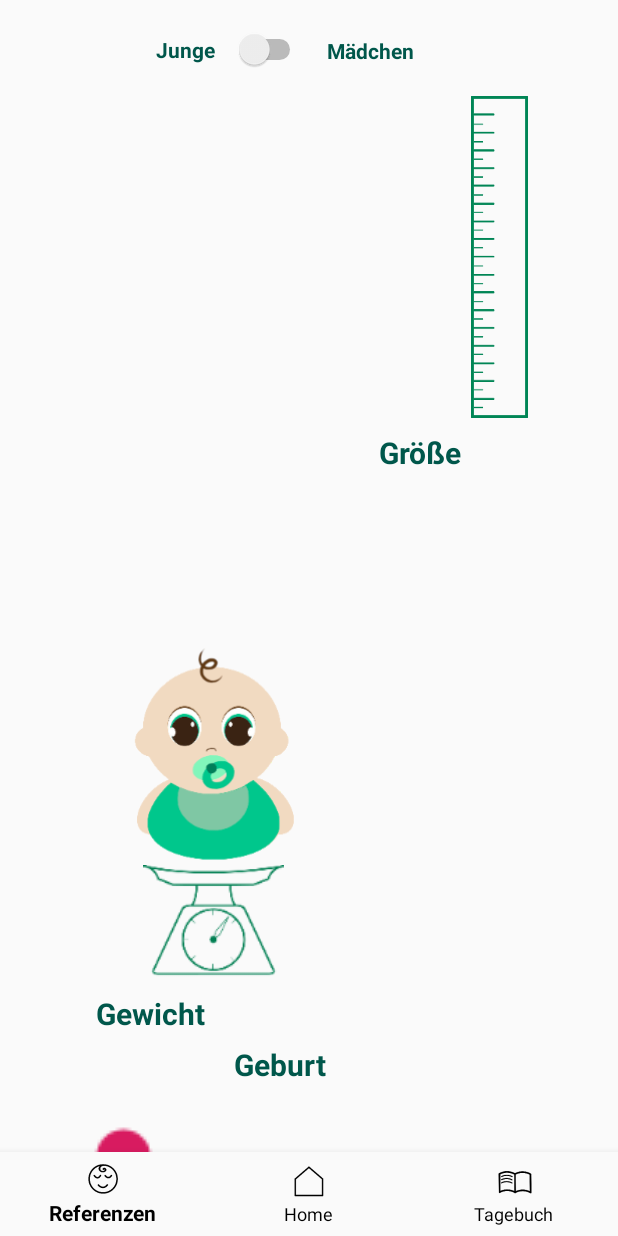
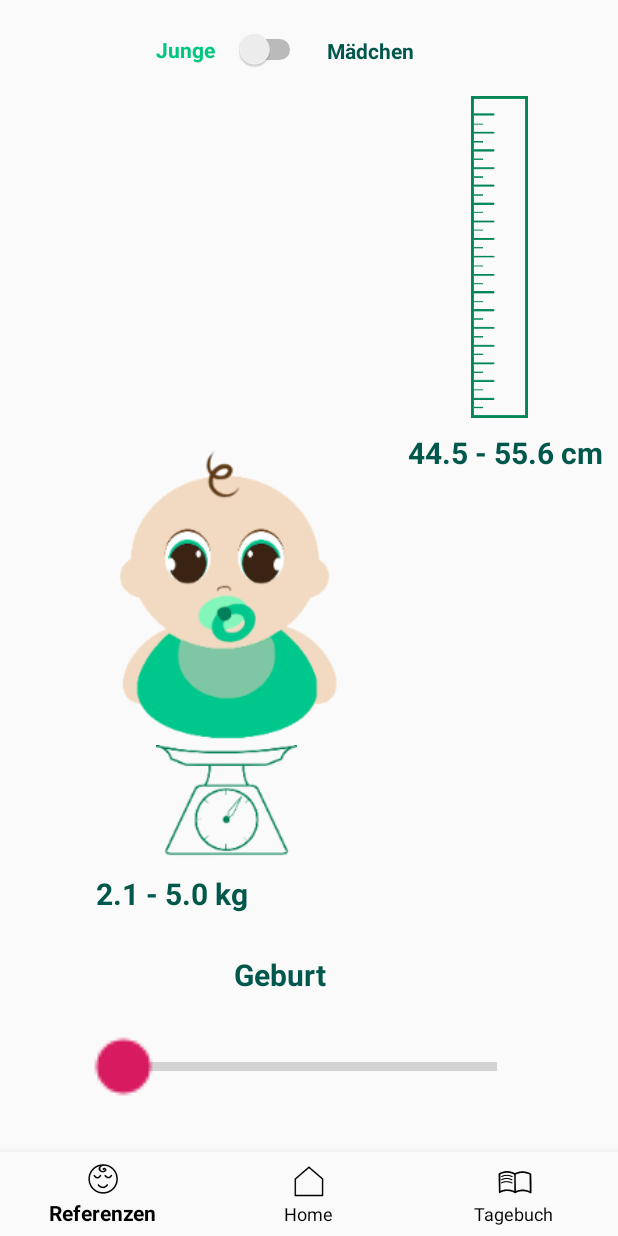
Before and after one commit to KreuzbergerL/BabyBook01, an Android app: the fragment ReferenzenFragment placed in its activity, on a phone screen of 412 x 824 dp. Run offline under Robolectric (Android 15) with nearby library versions, the phone set to English and light mode, and no system bars.

Commit message:
Funktionsweise der Referenzwerte hinzugefügt

```diff
--- a/app/src/main/java/com/example/lukas/bottom_navigation5/ReferenzenFragment.java
+++ b/app/src/main/java/com/example/lukas/bottom_navigation5/ReferenzenFragment.java
@@ -7,10 +7,13 @@ import android.support.v4.app.Fragment;
 import android.view.LayoutInflater;
 import android.view.View;
 import android.view.ViewGroup;
+import android.widget.CompoundButton;
 import android.widget.ImageView;
 import android.widget.SeekBar;
 import android.widget.Switch;
 import android.widget.TextView;
+
+import java.util.zip.Inflater;
 
 public class ReferenzenFragment extends Fragment {
 
@@ -38,6 +41,110 @@ public class ReferenzenFragment extends Fragment {
     @Override
 
     public View onCreateView(@NonNull LayoutInflater inflater, @Nullable ViewGroup container, @Nullable Bundle savedInstanceState) {
-        return inflater.inflate(R.layout.fragment_references, container, false);
+
+        View view = inflater.inflate(R.layout.fragment_references, container, false);
+
+
+
+        switch_Geschlecht = (Switch) view.findViewById(R.id.switch_geschlecht);
+
+        seekbar = (SeekBar) view.findViewById(R.id.seekBar);
+
+
+        text_gewicht = (TextView) view.findViewById(R.id.txt_Gewicht);
+        text_groeße = (TextView) view.findViewById(R.id.txt_Größe);
+        text_alter = (TextView) view.findViewById(R.id.txt_alter);
+        text_maedcchen = (TextView) view.findViewById(R.id.txt_maedchen);
+
+        icon = (ImageView) view.findViewById(R.id.baby_icon);
+
+
+        seekbar.setMax(60);             // Das Maximum der SeekBar sind 60 Monate
+        seekbar.setProgress(progress);
+        seekbar.setX(0);
+        // Startwert is bei 0
+
+        text_gewicht.setText(gewicht_Jungen[progress][1] + " - " + gewicht_Jungen[progress][2] + " kg");
+        text_groeße.setText(groeße_Jungen[progress][1] + " - " + groeße_Jungen[progress][2] + " cm");
+
+        text_maedcchen.setTextColor(getResources().getColor(R.color.colorPrimaryDark));
+        switch_Geschlecht.setTextColor(getResources().getColor(R.color.green));
+
+        icon.getLayoutParams().height =  300;
+        icon.getLayoutParams().width =  300;
+
+
+        seekbar.setOnSeekBarChangeListener(new SeekBar.OnSeekBarChangeListener() {              //Ändert sich was an der Seekbar?
+            @Override
+            public void onProgressChanged(SeekBar seekBar, int i, boolean fromUser) {
+                progress = i;
+
+                if (progress == 0) {
+                    text_alter.setText("Geburt");
+                } else {
+                    text_alter.setText(progress + " Monate");
+                }
+
+                //Welcher der beiden RadioButton ist momentan aktiv
+                if(switch_Geschlecht.isChecked()) {
+                    text_gewicht.setText(gewicht_Maedchen[progress][1] + " - " + gewicht_Maedchen[progress][2] + " kg");
+                    text_groeße.setText(groeße_Maedchen[progress][1] + " - " + groeße_Maedchen[progress][2] + " cm");
+
+                    text_maedcchen.setTextColor(getResources().getColor(R.color.green));
+                    switch_Geschlecht.setTextColor(getResources().getColor(R.color.colorPrimaryDark));
+                }
+
+                else{
+                    text_gewicht.setText(gewicht_Jungen[progress][1] + " - " + gewicht_Jungen[progress][2] + " kg");
+                    text_groeße.setText(groeße_Jungen[progress][1] + " - " + groeße_Jungen[progress][2] + " cm");
+
+                    text_maedcchen.setTextColor(getResources().getColor(R.color.colorPrimaryDark));
+                    switch_Geschlecht.setTextColor(getResources().getColor(R.color.green));
+                }
+
+                icon.getLayoutParams().height = ( 3 * i ) + 300;
+                icon.getLayoutParams().width = ( 3 * i ) + 300;
+                icon.requestLayout();
+
+            }
+
+            @Override
+            public void onStartTrackingTouch(SeekBar seekBar) {
+
+            }
+
+            @Override
+            public void onStopTrackingTouch(SeekBar seekBar) {
+
+            }
+        });
+
+        switch_Geschlecht.setOnCheckedChangeListener(new CompoundButton.OnCheckedChangeListener() {
+            @Override
+            public void onCheckedChanged(CompoundButton buttonView, boolean isChecked) {
+
+                if(switch_Geschlecht.isChecked()) {
+                    text_gewicht.setText(gewicht_Maedchen[progress][1] + " - " + gewicht_Maedchen[progress][2] + " kg");
+                    text_groeße.setText(groeße_Maedchen[progress][1] + " - " + groeße_Maedchen[progress][2] + " cm");
+
+                    text_maedcchen.setTextColor(getResources().getColor(R.color.green));
+                    switch_Geschlecht.setTextColor(getResources().getColor(R.color.colorPrimaryDark));
+                }
+
+                else{
+                    text_gewicht.setText(gewicht_Jungen[progress][1] + " - " + gewicht_Jungen[progress][2] + " kg");
+                    text_groeße.setText(groeße_Jungen[progress][1] + " - " + groeße_Jungen[progress][2] + " cm");
+
+                    text_maedcchen.setTextColor(getResources().getColor(R.color.colorPrimaryDark));
+                    switch_Geschlecht.setTextColor(getResources().getColor(R.color.green));
+                }
+
+            }
+        });
+
+        return view;
+
     }
+
+
 }
--- a/app/src/main/res/layout/fragment_references.xml
+++ b/app/src/main/res/layout/fragment_references.xml
@@ -1,4 +1,3 @@
-<?xml version="1.0" encoding="utf-8"?>
 <?xml version="1.0" encoding="utf-8"?>
 <android.support.constraint.ConstraintLayout xmlns:android="http://schemas.android.com/apk/res/android"
     xmlns:app="http://schemas.android.com/apk/res-auto"
@@ -11,10 +10,10 @@
         android:id="@+id/icon_waage"
         android:layout_width="114dp"
         android:layout_height="85dp"
-        android:layout_marginStart="64dp"
-        android:layout_marginLeft="64dp"
-        android:layout_marginEnd="32dp"
-        android:layout_marginRight="32dp"
+        android:layout_marginStart="54dp"
+        android:layout_marginLeft="54dp"
+        android:layout_marginEnd="24dp"
+        android:layout_marginRight="24dp"
         app:layout_constraintBottom_toTopOf="@+id/txt_Gewicht"
         app:layout_constraintEnd_toStartOf="@+id/txt_Größe"
         app:layout_constraintStart_toStartOf="parent"
@@ -35,10 +34,10 @@
         android:id="@+id/baby_icon"
         android:layout_width="114dp"
         android:layout_height="147dp"
-        android:layout_marginStart="64dp"
-        android:layout_marginLeft="64dp"
-        android:layout_marginEnd="32dp"
-        android:layout_marginRight="32dp"
+        android:layout_marginStart="54dp"
+        android:layout_marginLeft="54dp"
+        android:layout_marginEnd="24dp"
+        android:layout_marginRight="24dp"
         app:layout_constraintBottom_toTopOf="@+id/icon_waage"
         app:layout_constraintEnd_toStartOf="@+id/txt_Größe"
         app:layout_constraintStart_toStartOf="parent"
@@ -53,7 +52,7 @@
         android:layout_marginLeft="8dp"
         android:layout_marginEnd="8dp"
         android:layout_marginRight="8dp"
-        android:layout_marginBottom="24dp"
+        android:layout_marginBottom="84dp"
         android:rotation="0"
         android:scaleX="3"
         android:scaleY="3"
@@ -66,7 +65,7 @@
 
     <TextView
         android:id="@+id/txt_Größe"
-        android:layout_width="159dp"
+        android:layout_width="140dp"
         android:layout_height="30dp"
         android:layout_marginTop="288dp"
         android:text="@string/string_Groeße"
@@ -82,7 +81,7 @@
         android:layout_height="40dp"
         android:layout_marginStart="64dp"
         android:layout_marginLeft="64dp"
-        android:layout_marginBottom="44dp"
+        android:layout_marginBottom="64dp"
         android:text="@string/string_Gewicht"
         android:textColor="@color/colorPrimaryDark"
         android:textSize="20sp"
```
